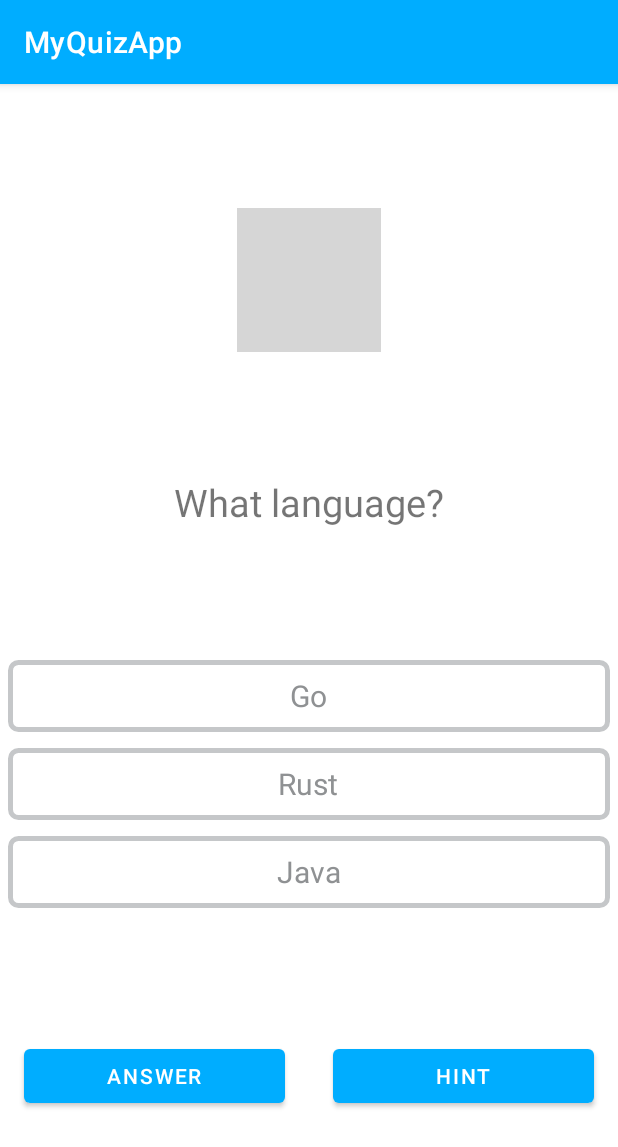
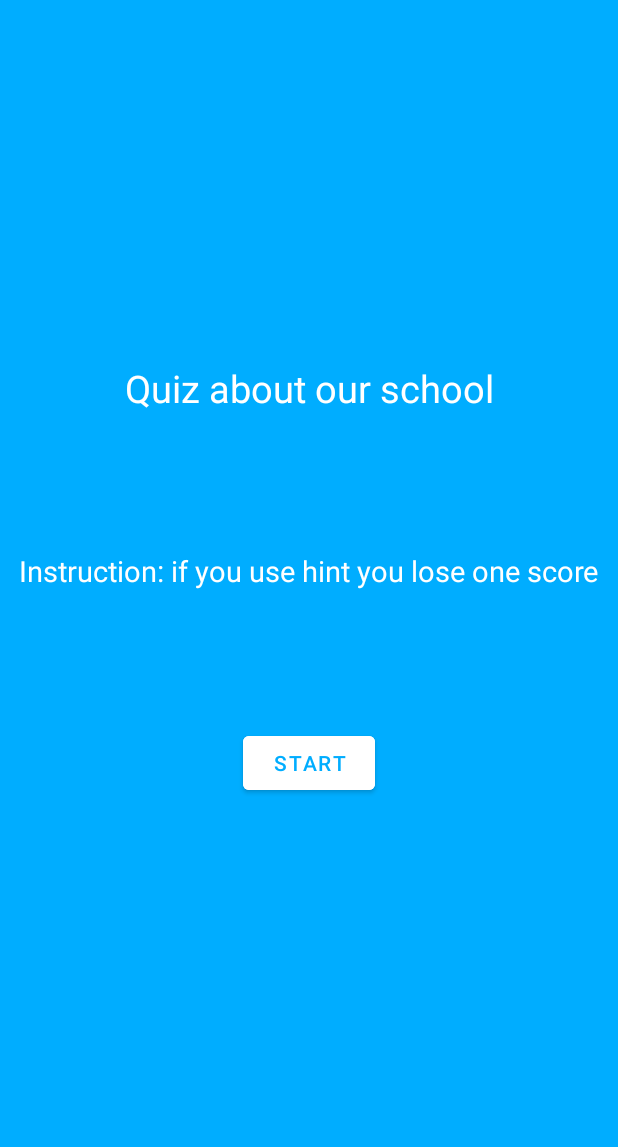
Before and after one commit to HoutarouM/Quiz-o-szkole, an Android app: the screen it shows after launch (MainActivity before the commit, StartActivity after it), on a phone screen of 412 x 824 dp. Shown: the top 1147 px of the screen. Run offline under Robolectric (Android 15) with nearby library versions, the light colour scheme and no system bars; grey boxes are pictures that could not be loaded.

Commit message:
add start activity

```diff
--- a/app/src/main/AndroidManifest.xml
+++ b/app/src/main/AndroidManifest.xml
@@ -12,6 +12,21 @@
         android:supportsRtl="true"
         android:theme="@style/Theme.MyQuizApp"
         tools:targetApi="31">
+        <activity
+            android:name=".StartActivity"
+            android:exported="true"
+            android:theme="@style/Theme.MyQuizApp.Start.End">
+
+            <intent-filter>
+                <action android:name="android.intent.action.MAIN" />
+
+                <category android:name="android.intent.category.LAUNCHER" />
+            </intent-filter>
+
+            <meta-data
+                android:name="android.app.lib_name"
+                android:value="" />
+        </activity>
         <activity
             android:name=".EndActivity"
             android:exported="false"
@@ -29,13 +44,7 @@
         </activity>
         <activity
             android:name=".MainActivity"
-            android:exported="true">
-            <intent-filter>
-                <action android:name="android.intent.action.MAIN" />
-
-                <category android:name="android.intent.category.LAUNCHER" />
-            </intent-filter>
-
+            android:exported="false">
             <meta-data
                 android:name="android.app.lib_name"
                 android:value="" />
--- /dev/null
+++ b/app/src/main/java/com/example/myquizapp/StartActivity.java
@@ -0,0 +1,28 @@
+package com.example.myquizapp;
+
+import android.content.Intent;
+import android.os.Bundle;
+
+import androidx.appcompat.app.AppCompatActivity;
+
+import com.example.myquizapp.databinding.ActivityStartBinding;
+
+public class StartActivity extends AppCompatActivity {
+    private ActivityStartBinding activityStartBinding;
+
+    @Override
+    protected void onCreate(Bundle savedInstanceState) {
+        super.onCreate(savedInstanceState);
+
+//        bind activity
+        activityStartBinding = ActivityStartBinding.inflate(getLayoutInflater());
+
+        setContentView(activityStartBinding.getRoot());
+
+        Intent mainIntent = new Intent(StartActivity.this, MainActivity.class);
+
+        activityStartBinding.startButton.setOnClickListener(view -> {
+            startActivity(mainIntent);
+        });
+    }
+}
--- /dev/null
+++ b/app/src/main/res/layout-land/activity_start.xml
@@ -0,0 +1,50 @@
+<?xml version="1.0" encoding="utf-8"?>
+<androidx.constraintlayout.widget.ConstraintLayout xmlns:android="http://schemas.android.com/apk/res/android"
+    xmlns:app="http://schemas.android.com/apk/res-auto"
+    xmlns:tools="http://schemas.android.com/tools"
+    android:layout_width="match_parent"
+    android:layout_height="match_parent"
+    android:background="@color/main_school_color"
+    tools:context=".StartActivity">
+
+    <TextView
+        android:id="@+id/title_text_view"
+        android:layout_width="wrap_content"
+        android:layout_height="wrap_content"
+        android:layout_marginTop="150dp"
+        android:layout_marginBottom="24dp"
+        android:text="Quiz about our school"
+        android:textColor="@color/white"
+        android:textSize="@dimen/text_size"
+        app:layout_constraintBottom_toTopOf="@+id/instruction_text_view"
+        app:layout_constraintEnd_toEndOf="parent"
+        app:layout_constraintStart_toStartOf="parent"
+        app:layout_constraintTop_toTopOf="parent" />
+
+    <TextView
+        android:id="@+id/instruction_text_view"
+        android:layout_width="wrap_content"
+        android:layout_height="wrap_content"
+        android:layout_marginBottom="24dp"
+        android:text="Instruction: if you use hint you lose one score"
+        android:textColor="@color/white"
+        android:textSize="19dp"
+        app:layout_constraintBottom_toTopOf="@+id/start_button"
+        app:layout_constraintEnd_toEndOf="parent"
+        app:layout_constraintStart_toStartOf="parent"
+        app:layout_constraintTop_toBottomOf="@+id/title_text_view" />
+
+    <Button
+        android:id="@+id/start_button"
+        android:layout_width="wrap_content"
+        android:layout_height="wrap_content"
+        android:layout_marginBottom="200dp"
+        android:backgroundTint="@color/white"
+        android:text="@string/start_button_text"
+        android:textColor="@color/main_school_color"
+        app:layout_constraintBottom_toBottomOf="parent"
+        app:layout_constraintEnd_toEndOf="parent"
+        app:layout_constraintStart_toStartOf="parent"
+        app:layout_constraintTop_toBottomOf="@+id/instruction_text_view" />
+
+</androidx.constraintlayout.widget.ConstraintLayout>
--- /dev/null
+++ b/app/src/main/res/layout/activity_start.xml
@@ -0,0 +1,48 @@
+<?xml version="1.0" encoding="utf-8"?>
+<androidx.constraintlayout.widget.ConstraintLayout xmlns:android="http://schemas.android.com/apk/res/android"
+    xmlns:app="http://schemas.android.com/apk/res-auto"
+    xmlns:tools="http://schemas.android.com/tools"
+    android:layout_width="match_parent"
+    android:layout_height="match_parent"
+    android:background="@color/main_school_color"
+    tools:context=".StartActivity">
+
+    <TextView
+        android:id="@+id/title_text_view"
+        android:layout_width="wrap_content"
+        android:layout_height="wrap_content"
+        android:layout_marginTop="150dp"
+        android:text="Quiz about our school"
+        android:textColor="@color/white"
+        android:textSize="@dimen/text_size"
+        app:layout_constraintBottom_toTopOf="@+id/instruction_text_view"
+        app:layout_constraintEnd_toEndOf="parent"
+        app:layout_constraintStart_toStartOf="parent"
+        app:layout_constraintTop_toTopOf="parent" />
+
+    <TextView
+        android:id="@+id/instruction_text_view"
+        android:layout_width="wrap_content"
+        android:layout_height="wrap_content"
+        android:text="Instruction: if you use hint you lose one score"
+        android:textColor="@color/white"
+        android:textSize="19dp"
+        app:layout_constraintBottom_toTopOf="@+id/start_button"
+        app:layout_constraintEnd_toEndOf="parent"
+        app:layout_constraintStart_toStartOf="parent"
+        app:layout_constraintTop_toBottomOf="@+id/title_text_view" />
+
+    <Button
+        android:id="@+id/start_button"
+        android:layout_width="wrap_content"
+        android:layout_height="wrap_content"
+        android:layout_marginBottom="200dp"
+        android:backgroundTint="@color/white"
+        android:text="@string/start_button_text"
+        android:textColor="@color/main_school_color"
+        app:layout_constraintBottom_toBottomOf="parent"
+        app:layout_constraintEnd_toEndOf="parent"
+        app:layout_constraintStart_toStartOf="parent"
+        app:layout_constraintTop_toBottomOf="@+id/instruction_text_view" />
+
+</androidx.constraintlayout.widget.ConstraintLayout>
--- a/app/src/main/res/values/strings.xml
+++ b/app/src/main/res/values/strings.xml
@@ -20,4 +20,5 @@
     <string name="return_button_text">Return</string>
     <string name="restart_button_text">Restart</string>
     <string name="congratulations_text">Congratulations</string>
+    <string name="start_button_text">Start</string>
 </resources>
```
